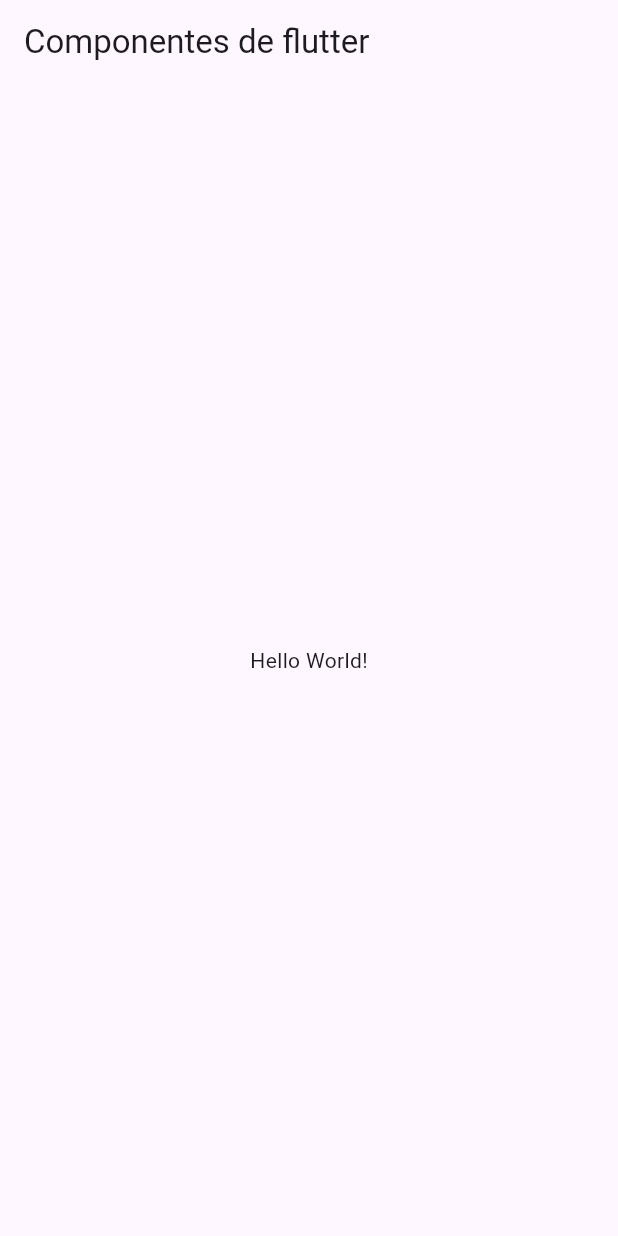
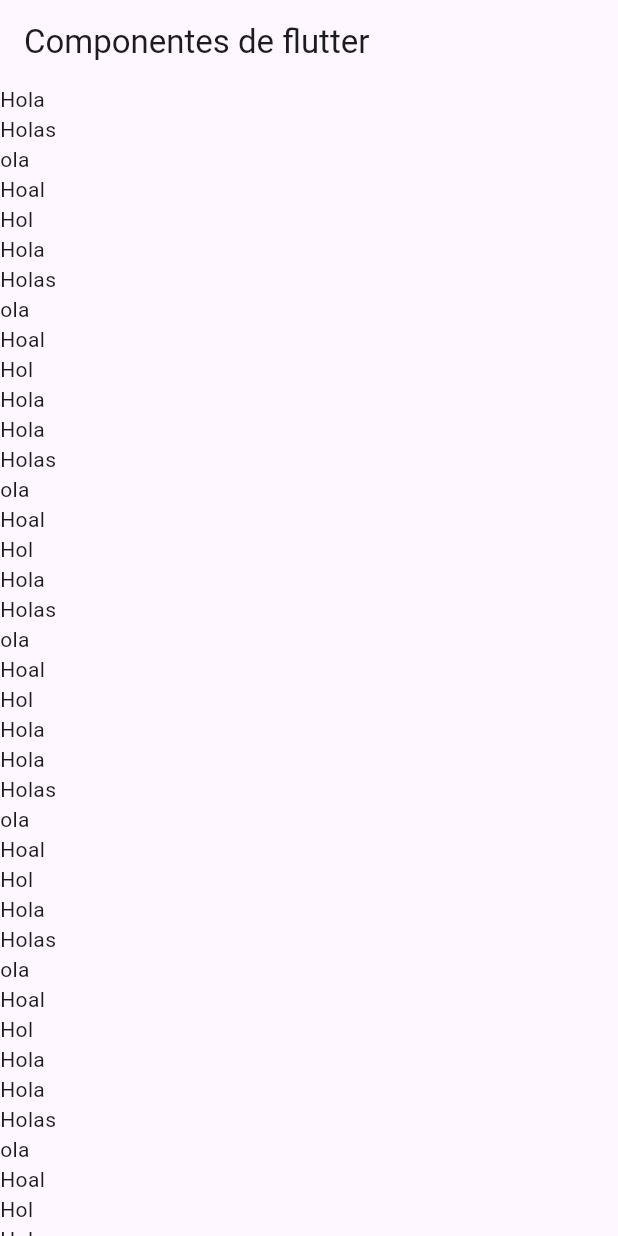
Before and after one commit to edw-perzd/componentes_flutter, a Flutter app: the screen it shows after launch, on a phone screen of 412 x 824 dp. Run offline on Flutter 3.47's test engine with Material 3 defaults, Android fonts, the phone set to English and light mode, and no system bars.

Commit message:
Adding the ListView to the HomeScreen

```diff
--- a/lib/home_screen.dart
+++ b/lib/home_screen.dart
@@ -9,9 +9,112 @@ class HomeScreen extends StatelessWidget {
         appBar: AppBar(
           title: const Text('Componentes de flutter')
         ),
-        body: const Center(
-          child: Text('Hello World!'),
-        ),
+        body: ListView(
+          children: const [
+            Text('Hola'),
+            Text('Holas'),
+            Text('ola'),
+            Text('Hoal'),
+            Text('Hol'),
+            Text('Hola'),
+            Text('Holas'),
+            Text('ola'),
+            Text('Hoal'),
+            Text('Hol'),
+            Text('Hola'),
+            Text('Hola'),
+            Text('Holas'),
+            Text('ola'),
+            Text('Hoal'),
+            Text('Hol'),
+            Text('Hola'),
+            Text('Holas'),
+            Text('ola'),
+            Text('Hoal'),
+            Text('Hol'),
+            Text('Hola'),
+            Text('Hola'),
+            Text('Holas'),
+            Text('ola'),
+            Text('Hoal'),
+            Text('Hol'),
+            Text('Hola'),
+            Text('Holas'),
+            Text('ola'),
+            Text('Hoal'),
+            Text('Hol'),
+            Text('Hola'),
+            Text('Hola'),
+            Text('Holas'),
+            Text('ola'),
+            Text('Hoal'),
+            Text('Hol'),
+            Text('Hola'),
+            Text('Holas'),
+            Text('ola'),
+            Text('Hoal'),
+            Text('Hol'),
+            Text('Hola'),
+            Text('Hola'),
+            Text('Holas'),
+            Text('ola'),
+            Text('Hoal'),
+            Text('Hol'),
+            Text('Hola'),
+            Text('Holas'),
+            Text('ola'),
+            Text('Hoal'),
+            Text('Hol'),
+            Text('Hola'),
+            Text('Hola'),
+            Text('Holas'),
+            Text('ola'),
+            Text('Hoal'),
+            Text('Hol'),
+            Text('Hola'),
+            Text('Holas'),
+            Text('ola'),
+            Text('Hoal'),
+            Text('Hol'),
+            Text('Hola'),
+            Text('Hola'),
+            Text('Holas'),
+            Text('ola'),
+            Text('Hoal'),
+            Text('Hol'),
+            Text('Hola'),
+            Text('Holas'),
+            Text('ola'),
+            Text('Hoal'),
+            Text('Hol'),
+            Text('Hola'),
+            Text('Holas'),
+            Text('ola'),
+            Text('Hoal'),
+            Text('Hol'),
+            Text('Hola'),
+            Text('Holas'),
+            Text('ola'),
+            Text('Hoal'),
+            Text('Hol'),
+            Text('Hola'),
+            Text('Holas'),
+            Text('ola'),
+            Text('Hoal'),
+            Text('Hol'),
+            Text('Hola'),
+            Text('Holas'),
+            Text('ola'),
+            Text('Hoal'),
+            Text('Hol'),
+            Text('Hola'),
+            Text('Holas'),
+            Text('ola'),
+            Text('Hoal'),
+            Text('Hol'),
+          ],
+          )
+
       );
   }
 }
--- a/lib/main_app.dart
+++ b/lib/main_app.dart
@@ -7,6 +7,7 @@ class MainApp extends StatelessWidget {
   @override
   Widget build(BuildContext context) {
     return const MaterialApp(
+      debugShowCheckedModeBanner: false,
       home: HomeScreen(),
     );
   }
```
